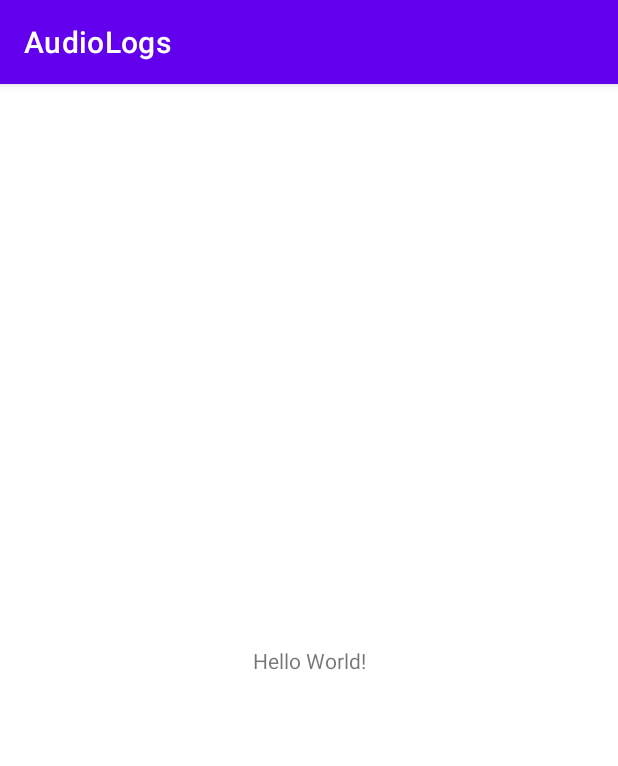
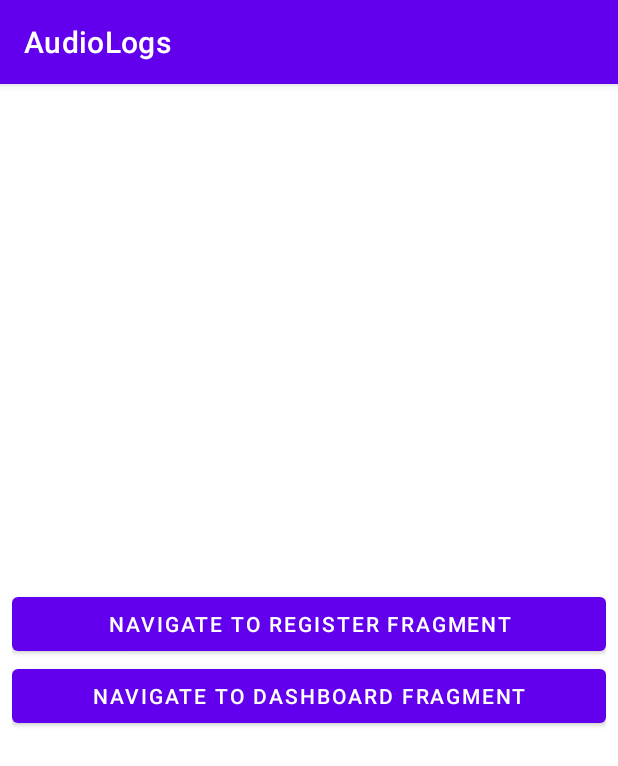
Before and after one commit to Pestilence01/AudioLogs, an Android app: the screen it shows after launch (MainActivity), on a phone screen of 412 x 824 dp. Shown: the top 766 px of the screen. Run offline under Robolectric (Android 15) with nearby library versions, the phone set to English and light mode, and no system bars.

Commit message:
Created navigation tree

```diff
--- /dev/null
+++ b/app/src/main/java/map/mine/audiologs/LoginFragment.kt
@@ -0,0 +1,39 @@
+package map.mine.audiologs
+
+import android.os.Bundle
+import androidx.fragment.app.Fragment
+import android.view.LayoutInflater
+import android.view.View
+import android.view.ViewGroup
+import androidx.navigation.Navigation
+import map.mine.audiologs.databinding.FragmentLoginBinding
+
+
+class LoginFragment : Fragment(R.layout.fragment_login) {
+    private var _binding: FragmentLoginBinding? = null
+    private val binding get() = _binding!!
+
+
+    override fun onCreateView(
+        inflater: LayoutInflater, container: ViewGroup?,
+        savedInstanceState: Bundle?
+    ): View? {
+        _binding = FragmentLoginBinding.inflate(inflater, container, false)
+        return binding.root
+
+    }
+
+    override fun onViewCreated(view: View, savedInstanceState: Bundle?) {
+        super.onViewCreated(view, savedInstanceState)
+
+        binding.btnLoginToRegister.setOnClickListener {
+            Navigation.findNavController(view).navigate(R.id.action_loginFragment_to_registerFragment)
+        }
+
+        binding.btnLoginToDashboard.setOnClickListener {
+            Navigation.findNavController(view).navigate(R.id.action_loginFragment_to_dashboardFragment)
+        }
+    }
+
+
+}
--- a/app/src/main/res/layout/activity_main.xml
+++ b/app/src/main/res/layout/activity_main.xml
@@ -1,18 +1,16 @@
 <?xml version="1.0" encoding="utf-8"?>
-<androidx.constraintlayout.widget.ConstraintLayout xmlns:android="http://schemas.android.com/apk/res/android"
+<androidx.fragment.app.FragmentContainerView xmlns:android="http://schemas.android.com/apk/res/android"
     xmlns:app="http://schemas.android.com/apk/res-auto"
-    xmlns:tools="http://schemas.android.com/tools"
+    android:id="@+id/nav_host_fragment"
+    android:name="androidx.navigation.fragment.NavHostFragment"
     android:layout_width="match_parent"
     android:layout_height="match_parent"
-    tools:context=".MainActivity">
+    android:animateLayoutChanges="false"
+    app:defaultNavHost="true"
+    app:navGraph="@navigation/nav_graph"
+    app:layout_constraintBottom_toBottomOf="parent"
+    app:layout_constraintLeft_toLeftOf="parent"
+    app:layout_constraintRight_toRightOf="parent"
+    app:layout_constraintTop_toTopOf="parent">
 
-    <TextView
-        android:layout_width="wrap_content"
-        android:layout_height="wrap_content"
-        android:text="Hello World!"
-        app:layout_constraintBottom_toBottomOf="parent"
-        app:layout_constraintEnd_toEndOf="parent"
-        app:layout_constraintStart_toStartOf="parent"
-        app:layout_constraintTop_toTopOf="parent" />
-
-</androidx.constraintlayout.widget.ConstraintLayout>
+</androidx.fragment.app.FragmentContainerView>
--- /dev/null
+++ b/app/src/main/res/layout/fragment_login.xml
@@ -0,0 +1,24 @@
+<?xml version="1.0" encoding="utf-8"?>
+<LinearLayout xmlns:android="http://schemas.android.com/apk/res/android"
+    xmlns:tools="http://schemas.android.com/tools"
+    android:layout_width="match_parent"
+    android:layout_height="match_parent"
+    android:orientation="vertical"
+    android:gravity="center"
+    tools:context=".DashboardFragment"
+    android:padding="8dp">
+
+
+    <Button
+        android:id="@+id/btn_loginToRegister"
+        android:layout_width="match_parent"
+        android:layout_height="wrap_content"
+        android:text="Navigate to register fragment" />
+
+    <Button
+        android:id="@+id/btn_loginToDashboard"
+        android:layout_width="match_parent"
+        android:layout_height="wrap_content"
+        android:text="Navigate to dashboard fragment" />
+
+</LinearLayout>
--- /dev/null
+++ b/app/src/main/res/navigation/nav_graph.xml
@@ -0,0 +1,36 @@
+<?xml version="1.0" encoding="utf-8"?>
+<navigation xmlns:android="http://schemas.android.com/apk/res/android"
+    xmlns:app="http://schemas.android.com/apk/res-auto"
+    xmlns:tools="http://schemas.android.com/tools"
+    android:id="@+id/nav_graph"
+    app:startDestination="@id/loginFragment">
+
+    <fragment
+        android:id="@+id/loginFragment"
+        android:name="map.mine.audiologs.LoginFragment"
+        android:label="LoginFragment" >
+        <action
+            android:id="@+id/action_loginFragment_to_registerFragment"
+            app:destination="@id/registerFragment" />
+        <action
+            android:id="@+id/action_loginFragment_to_dashboardFragment"
+            app:destination="@id/dashboardFragment" />
+    </fragment>
+    <fragment
+        android:id="@+id/registerFragment"
+        android:name="map.mine.audiologs.RegisterFragment"
+        android:label="RegisterFragment" >
+        <action
+            android:id="@+id/action_registerFragment_to_loginFragment2"
+            app:destination="@id/loginFragment" />
+    </fragment>
+    <fragment
+        android:id="@+id/dashboardFragment"
+        android:name="map.mine.audiologs.DashboardFragment"
+        android:label="fragment_dashboard"
+        tools:layout="@layout/fragment_dashboard" >
+        <action
+            android:id="@+id/action_dashboardFragment_to_loginFragment2"
+            app:destination="@id/loginFragment" />
+    </fragment>
+</navigation>
--- a/app/src/main/res/values/strings.xml
+++ b/app/src/main/res/values/strings.xml
@@ -1,3 +1,5 @@
 <resources>
     <string name="app_name">AudioLogs</string>
+    <!-- TODO: Remove or change this placeholder text -->
+    <string name="hello_blank_fragment">Hello blank fragment</string>
 </resources>
```
Also changed, not shown: app/build.gradle (+7 -1 lines), app/src/main/java/map/mine/audiologs/DashboardFragment.kt (added, +36 -0 lines), app/src/main/java/map/mine/audiologs/RegisterFragment.kt (added, +36 -0 lines), app/src/main/res/layout/fragment_dashboard.xml (added, +18 -0 lines), app/src/main/res/layout/fragment_register.xml (added, +18 -0 lines).
